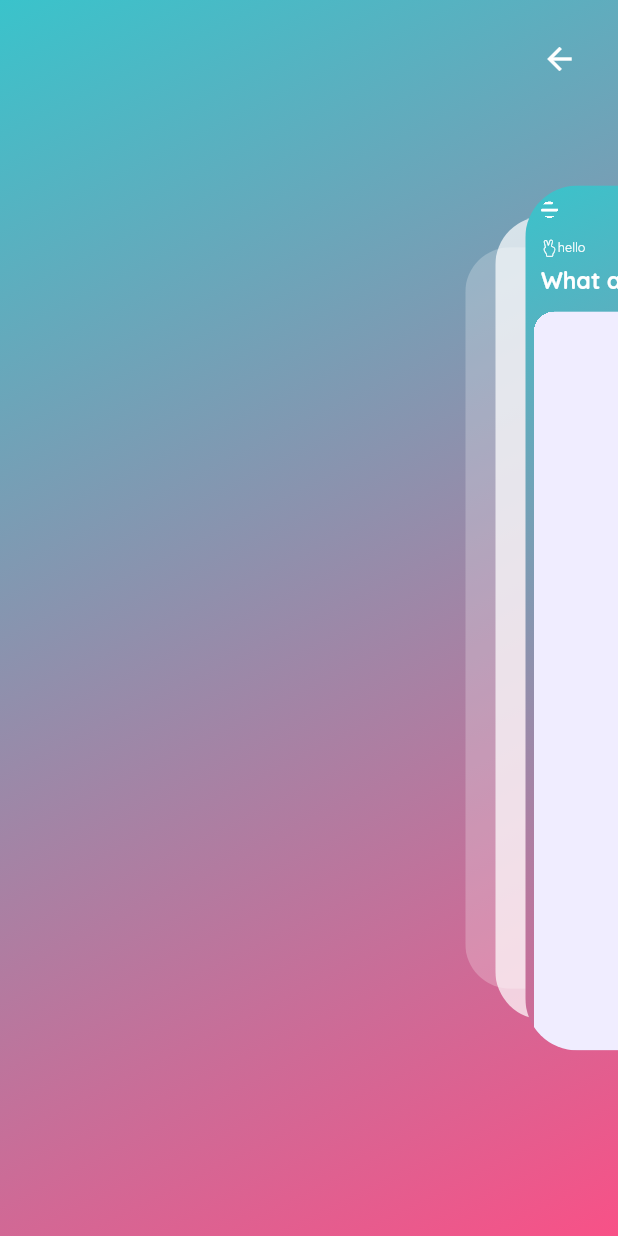
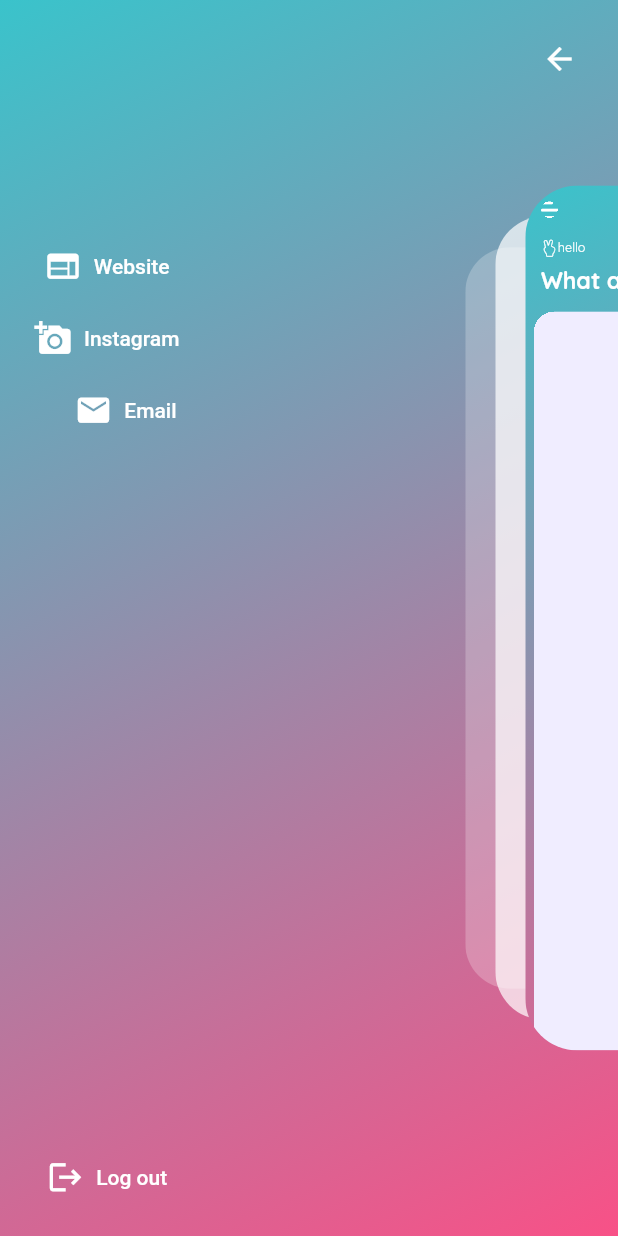
Before and after one commit to asterglow/app-quiz, a Flutter app: the HomeScreen screen opened by its route, after a tap on an icon or button, on a phone screen of 412 x 824 dp. Run offline on Flutter 3.47's test engine with Material 2 defaults, Android fonts, the light colour scheme and no system bars; drawn by our look-alikes of flutter_zoom_drawer; our stand-ins replace cached_network_image, cloud_firestore, firebase_auth, firebase_core, firebase_storage, flutter_svg and 4 more; accounts and stored records are empty; project files that could hold a hidden picture were left out.

Commit message:
Menu Screen -Google setup,sign in and out buttons/controllers -end of Part 1  for ios

```diff
--- a/lib/controllers/auth_controller.dart
+++ b/lib/controllers/auth_controller.dart
@@ -1,6 +1,7 @@
 // ignore_for_file: no_leading_underscores_for_local_identifiers
 
 import 'package:app_flutter_quiz/firebase_ref/firebase_references.dart';
+import 'package:app_flutter_quiz/screens/home/home_screen.dart';
 import 'package:app_flutter_quiz/screens/login/login_screen.dart';
 import 'package:firebase_auth/firebase_auth.dart';
 
@@ -49,10 +50,16 @@ class AuthController extends GetxController {
 
         await _auth.signInWithCredential(_googleCredential);
         await saveGoogleUser(googleAccount);
+        navigateToHome();
       }
     } on Exception catch (error) {
       AppLogger.e(error);
     }
+  }
+
+  User? getUser() {
+    _user.value = _auth.currentUser;
+    return _user.value;
   }
 
   saveGoogleUser(GoogleSignInAccount account) {
@@ -63,8 +70,22 @@ class AuthController extends GetxController {
     });
   }
 
+  Future<void> signOut() async {
+    AppLogger.d("Signed out - AuthContr");
+    try {
+      await _auth.signOut();
+      navigateToHome();
+    } on FirebaseAuthException catch (e) {
+      AppLogger.e(e);
+    }
+  }
+
   void navigateToIntro() {
     Get.offAllNamed("/intro");
+  }
+
+  void navigateToHome(){
+    Get.offAllNamed(HomeScreen.routeName);
   }
 
   void showLoginAlertDialog() {
@@ -79,11 +100,11 @@ class AuthController extends GetxController {
     );
   }
 
-  void navigateToLogin(){
+  void navigateToLogin() {
     Get.toNamed(LoginScreen.routeName); //static variable accessed
   }
 
-  bool isLoggedIn(){
+  bool isLoggedIn() {
     return _auth.currentUser != null;
   }
 }
--- a/lib/controllers/questions_controller/question_paper_controller.dart
+++ b/lib/controllers/questions_controller/question_paper_controller.dart
@@ -69,6 +69,7 @@ class QuestionPaperController extends GetxController {
         Get.back();
 // Get.offNamed(page);
       } else {
+        print("already logged in");
         // Get.toNamed(page);
       }
 
--- a/lib/controllers/zoom_drawer_controller.dart
+++ b/lib/controllers/zoom_drawer_controller.dart
@@ -1,36 +1,41 @@
 // import 'dart:html';
 
+import 'package:app_flutter_quiz/controllers/auth_controller.dart';
+import 'package:firebase_auth/firebase_auth.dart';
 import 'package:flutter_zoom_drawer/flutter_zoom_drawer.dart';
 import 'package:get/get.dart';
 import 'package:url_launcher/url_launcher.dart';
 
-class AppZoomDrawerController extends GetxController{
+class AppZoomDrawerController extends GetxController {
   final zoomDrawerController = ZoomDrawerController();
+  Rxn<User?> user = Rxn(); //Firebase auth user
 
   @override
-void onReady(){
-// get user from firebase
+  void onReady() {
+    user.value = Get.find<AuthController>().getUser();
     super.onReady();
   }
 
-  void toggleDrawer(){
+  void toggleDrawer() {
     zoomDrawerController.toggle?.call();
     update();
   }
 
-  void signOut(){
-// firebase google signout
+  void signOut() {
+    Get.find<AuthController>().signOut();
   }
 
-  void signIn(){
+  void signIn() {}
 
+  void getWebsite() {
+    _launch("https://github.com/asterglow");
   }
 
-  void getWebsite(){
-// String ws= "https://github.com/asterglow ";
+  void getInsta() {
+    _launch("https://www.instagram.com/sarthakmallick");
   }
 
-  void getEmail(){
+  void getEmail() {
     final Uri emailLaunchUri = Uri(
       scheme: 'mailto',
       path: 'cybereincarnate@gmail.com',
@@ -38,12 +43,11 @@ final Uri emailLaunchUri = Uri(
     _launch(emailLaunchUri.toString());
   }
 
-Future<void> _launch(String url) async{
-if ( !await launch(url)){
+  Future<void> _launch(String url) async {
+    if (!await launch(url)) {
       throw 'could not launch $url';
     }
   }
-
 }
 
 //auth controller for actual sign in, this for for zoom menu
--- a/lib/screens/home/home_screen.dart
+++ b/lib/screens/home/home_screen.dart
@@ -17,6 +17,8 @@ import '../../widgets/icons.dart';
 
 class HomeScreen extends GetView<AppZoomDrawerController> {
   const HomeScreen({super.key});
+
+  static const String routeName = "/home";
 
   @override
   Widget build(BuildContext context) {
--- a/lib/screens/home/menu_screen.dart
+++ b/lib/screens/home/menu_screen.dart
@@ -2,11 +2,10 @@ import 'package:app_flutter_quiz/configs/themes/app_colors.dart';
 import 'package:app_flutter_quiz/configs/themes/ui_parameters.dart';
 import 'package:app_flutter_quiz/controllers/zoom_drawer_controller.dart';
 import 'package:flutter/material.dart';
-import 'package:flutter/src/widgets/framework.dart';
-import 'package:flutter/src/widgets/placeholder.dart';
+
 import 'package:get/get.dart';
 
-class HomeMenuScreen extends GetView<AppZoomDrawerController>{
+class HomeMenuScreen extends GetView<AppZoomDrawerController> {
   const HomeMenuScreen({super.key});
 
   @override
@@ -33,9 +32,84 @@ class HomeMenuScreen extends GetView<AppZoomDrawerController>{
                     controller.toggleDrawer();
                   },
                 ),
+              ),
+              Padding(
+                padding: EdgeInsets.only(
+                  right: MediaQuery.of(context).size.width * 0.3,
+                ),
+                child: Column(
+                  children: [
+                    Obx(
+                      () => controller.user.value == null
+                          ? const SizedBox()
+                          : Text(
+                              controller.user.value!.displayName ?? "",
+                              style: const TextStyle(
+                                fontWeight: FontWeight.w900,
+                                fontSize: 18,
+                                color: onSurfaceTextColor,
+                              ),
+                            ),
+                    ),
+                    const Spacer(
+                      flex: 1,
+                    ),
+                    _DrawerButton(
+                      icon: Icons.web,
+                      label: "Website",
+                      onPressed: () => controller.getWebsite(),
+                    ),
+                    _DrawerButton(
+                      icon: Icons.add_a_photo,
+                      label: "Instagram",
+                      onPressed: () => controller.getInsta(),
+                    ),
+                    Padding(
+                      padding: const EdgeInsets.only(left: 25),
+                      child: _DrawerButton(
+                        icon: Icons.email,
+                        label: "Email",
+                        onPressed: () => controller.getEmail(),
+                      ),
+                    ),
+                    const Spacer(
+                      flex: 4,
+                    ),
+                    _DrawerButton(
+                      icon: Icons.logout,
+                      label: "Log out",
+                      onPressed: () => controller.signOut(),
+                    ),
+                  ],
+                ),
               )
             ],
           ))),
     );
   }
 }
+
+class _DrawerButton extends StatelessWidget {
+  const _DrawerButton({
+    // super.key,
+    required this.icon,
+    required this.label,
+    this.onPressed,
+  });
+
+  final IconData icon;
+  final String label;
+  final VoidCallback? onPressed;
+
+  @override
+  Widget build(BuildContext context) {
+    return TextButton.icon(
+      onPressed: onPressed,
+      icon: Icon(
+        icon,
+        size: 25,
+      ),
+      label: Text(label),
+    );
+  }
+}
```
Also changed, not shown: 3 other files. Lines whose indentation alone changed are shown as unchanged.
